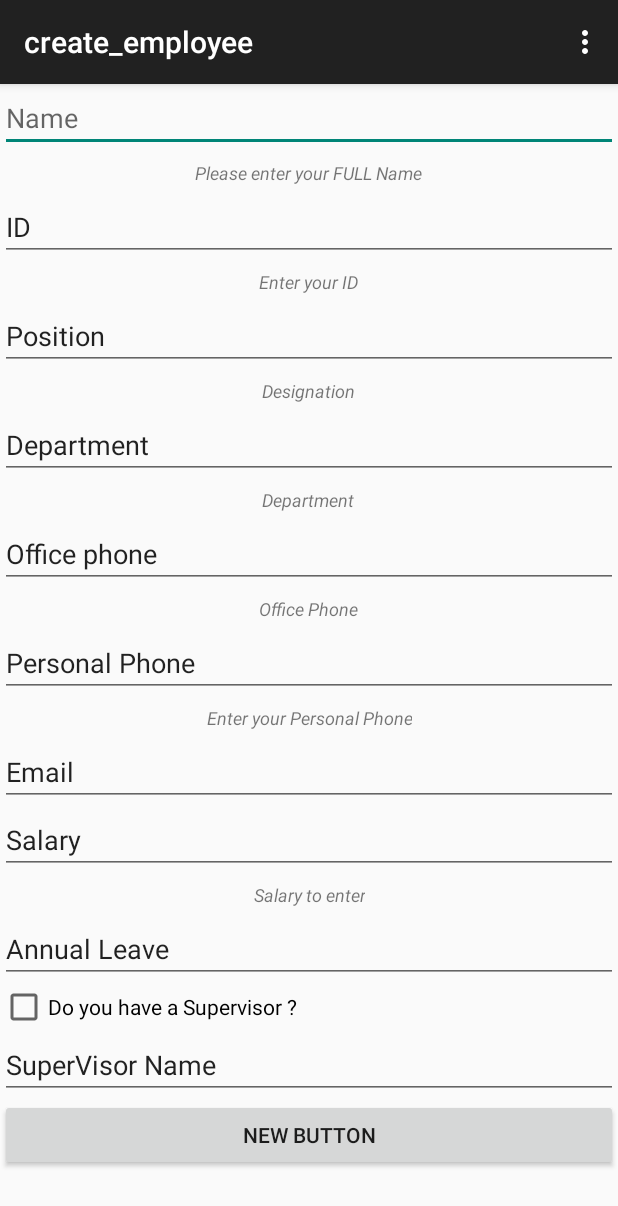
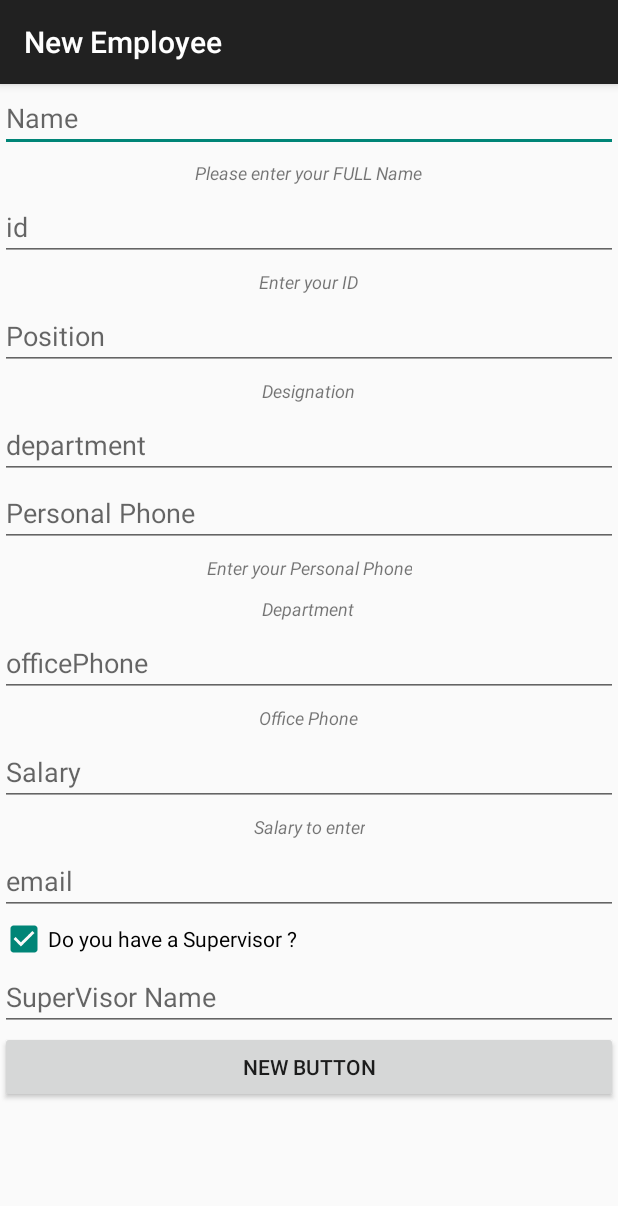
Before and after one commit to purnima23/thepurryness, an Android app: the CreateEmployeeActivity screen opened directly, with no data from a screen before it, on a phone screen of 412 x 824 dp. Shown: the top 1206 px of the screen. Run offline under Robolectric (Android 15) with nearby library versions, the phone set to English and light mode, and no system bars.

Commit message:
Add changes in supervisor box and link up between pages

```diff
--- a/app/build.gradle
+++ b/app/build.gradle
@@ -6,7 +6,7 @@ android {
 
     defaultConfig {
         applicationId "com.thepurryness.thepurryness"
-        minSdkVersion 15
+        minSdkVersion 14
         targetSdkVersion 22
         versionCode 1
         versionName "1.0"
--- a/app/src/main/AndroidManifest.xml
+++ b/app/src/main/AndroidManifest.xml
@@ -24,7 +24,7 @@
         </activity>
         <activity
             android:name=".CreateEmployeeActivity"
-            android:label="@string/title_activity_create_employee" >
+            android:label="New Employee" >
         </activity>
     </application>
 
--- a/app/src/main/java/com/thepurryness/thepurryness/CreateEmployeeActivity.java
+++ b/app/src/main/java/com/thepurryness/thepurryness/CreateEmployeeActivity.java
@@ -1,37 +1,74 @@
 package com.thepurryness.thepurryness;
 
+import android.content.Intent;
 import android.support.v7.app.AppCompatActivity;
 import android.os.Bundle;
+import android.util.Log;
 import android.view.Menu;
 import android.view.MenuItem;
+import android.view.MotionEvent;
+import android.view.View;
+import android.widget.CheckBox;
+import android.widget.EditText;
+import android.widget.TextView;
 
-public class CreateEmployeeActivity extends AppCompatActivity {
+import java.util.zip.CheckedInputStream;
+
+public class CreateEmployeeActivity extends AppCompatActivity implements View.OnTouchListener {
+    static final String TAG = "CreateEmployeeDetailsActivity";
+
+    boolean hasSupervisor = true;
+
+    EmployeeDatabase.Employee supervisor = null;
 
     @Override
     protected void onCreate(Bundle savedInstanceState) {
         super.onCreate(savedInstanceState);
         setContentView(R.layout.activity_create_employee);
+
+        findViewById(R.id.ec_supervisorName).setOnTouchListener(this);  //implement
+
+
+    }
+
+    public void onToggleSupervisor(View view) {
+        Log.d(TAG, "Supervisor checkbox toggled");
+
+        CheckBox checkBox = (CheckBox) view; //view = checkBox;
+        checkBox.isChecked();
+        hasSupervisor = checkBox.isChecked();
+
+        if(hasSupervisor) {
+
+            findViewById(R.id.ec_supervisorLayout).setVisibility(View.VISIBLE);
+        }
+        else {
+            findViewById(R.id.ec_supervisorLayout).setVisibility(View.GONE);
+        }
+
     }
 
     @Override
-    public boolean onCreateOptionsMenu(Menu menu) {
-        // Inflate the menu; this adds items to the action bar if it is present.
-        getMenuInflater().inflate(R.menu.menu_create_employee, menu);
-        return true;
+    public boolean onTouch(View view, MotionEvent motionEvent) {
+        if(motionEvent.getAction() != MotionEvent.ACTION_UP)
+            return false;
+
+        Intent intent = new Intent(this, MainActivity.class);
+        intent.putExtra("isSelectMode", true);
+
+        startActivityForResult(intent, 1001, null);
+        return false; //if return true keyboard will pop up
     }
 
     @Override
-    public boolean onOptionsItemSelected(MenuItem item) {
-        // Handle action bar item clicks here. The action bar will
-        // automatically handle clicks on the Home/Up button, so long
-        // as you specify a parent activity in AndroidManifest.xml.
-        int id = item.getItemId();
+    protected void onActivityResult(int requestCode, int resultCode, Intent data) {
+        if(requestCode == 1001 && resultCode == RESULT_OK){
+            //Have successfully selected supervisor
+            supervisor = MainActivity.selectedEmployee;
+            ((TextView)findViewById(R.id.ec_supervisorName)).setText(supervisor.name);
 
-        //noinspection SimplifiableIfStatement
-        if (id == R.id.action_settings) {
-            return true;
         }
 
-        return super.onOptionsItemSelected(item);
+        super.onActivityResult(requestCode, resultCode, data);
     }
 }
--- a/app/src/main/res/layout/activity_create_employee.xml
+++ b/app/src/main/res/layout/activity_create_employee.xml
@@ -44,8 +44,7 @@
             android:layout_width="match_parent"
             android:layout_height="wrap_content"
             android:id="@+id/editText9"
-            android:hint="Name"
-            android:text="ID" />
+            android:hint="id" />
 
         <TextView
             android:layout_width="wrap_content"
@@ -70,8 +69,7 @@
             android:layout_width="match_parent"
             android:layout_height="wrap_content"
             android:id="@+id/editText8"
-            android:hint="Name"
-            android:text="Position" />
+            android:hint="Position" />
 
         <TextView
             android:layout_width="wrap_content"
@@ -96,8 +94,31 @@
             android:layout_width="match_parent"
             android:layout_height="wrap_content"
             android:id="@+id/editText7"
-            android:hint="Name"
-            android:text="Department" />
+            android:hint="department" />
+
+        <LinearLayout
+            android:layout_width="match_parent"
+            android:layout_height="wrap_content"
+            android:layout_weight="0.03"
+            android:orientation="vertical" >
+
+            <EditText
+                android:layout_width="match_parent"
+                android:layout_height="wrap_content"
+                android:id="@+id/editText5"
+                android:hint="Personal Phone" />
+
+            <TextView
+                android:layout_width="wrap_content"
+                android:layout_height="wrap_content"
+                android:text="Enter your Personal Phone"
+                android:id="@+id/textView5"
+                android:gravity="center_horizontal"
+                android:layout_gravity="center_horizontal"
+                android:padding="5dp"
+                android:textStyle="italic"
+                android:textSize="12sp" />
+        </LinearLayout>
 
         <TextView
             android:layout_width="wrap_content"
@@ -122,8 +143,7 @@
             android:layout_width="match_parent"
             android:layout_height="wrap_content"
             android:id="@+id/editText6"
-            android:hint="Name"
-            android:text="Office phone" />
+            android:hint="officePhone" />
 
         <TextView
             android:layout_width="wrap_content"
@@ -137,45 +157,12 @@
             android:textSize="12sp" />
     </LinearLayout>
 
-    <LinearLayout
+        <LinearLayout
         android:layout_width="match_parent"
         android:layout_height="wrap_content"
         android:layout_gravity="center_horizontal"
         android:layout_weight="0.03"
         android:orientation="vertical" >
-
-        <EditText
-            android:layout_width="match_parent"
-            android:layout_height="wrap_content"
-            android:id="@+id/editText5"
-            android:hint="Name"
-            android:text="Personal Phone" />
-
-        <TextView
-            android:layout_width="wrap_content"
-            android:layout_height="wrap_content"
-            android:text="Enter your Personal Phone"
-            android:id="@+id/textView5"
-            android:gravity="center_horizontal"
-            android:layout_gravity="center_horizontal"
-            android:padding="5dp"
-            android:textStyle="italic"
-            android:textSize="12sp" />
-    </LinearLayout>
-
-    <LinearLayout
-        android:layout_width="match_parent"
-        android:layout_height="wrap_content"
-        android:layout_gravity="center_horizontal"
-        android:layout_weight="0.03"
-        android:orientation="vertical" >
-
-        <EditText
-            android:layout_width="match_parent"
-            android:layout_height="wrap_content"
-            android:id="@+id/editText4"
-            android:hint="Name"
-            android:text="Email" />
 
     </LinearLayout>
 
@@ -190,8 +177,7 @@
             android:layout_width="match_parent"
             android:layout_height="wrap_content"
             android:id="@+id/editText3"
-            android:hint="Name"
-            android:text="Salary" />
+            android:hint="Salary" />
 
         <TextView
             android:layout_width="wrap_content"
@@ -216,8 +202,15 @@
             android:layout_width="match_parent"
             android:layout_height="wrap_content"
             android:id="@+id/editText"
-            android:hint="Name"
-            android:text="Annual Leave" />
+            android:hint="email" />
+
+        <CheckBox
+            android:layout_width="wrap_content"
+            android:layout_height="wrap_content"
+            android:text="Do you have a Supervisor ?"
+            android:id="@+id/checkBox"
+            android:checked="true"
+            android:onClick="onToggleSupervisor" />
 
     </LinearLayout>
 
@@ -226,21 +219,14 @@
         android:layout_height="wrap_content"
         android:layout_gravity="center_horizontal"
         android:layout_weight="0.03"
-        android:orientation="vertical" >
-
-        <CheckBox
-            android:layout_width="wrap_content"
-            android:layout_height="wrap_content"
-            android:text="Do you have a Supervisor ?"
-            android:id="@+id/checkBox"
-            android:checked="false" />
+        android:orientation="vertical"
+        android:id="@+id/ec_supervisorLayout">
 
         <EditText
             android:layout_width="match_parent"
             android:layout_height="wrap_content"
-            android:id="@+id/editText2"
-            android:hint="Name"
-            android:text="SuperVisor Name" />
+            android:id="@+id/ec_supervisorName"
+            android:hint="SuperVisor Name" />
 
     </LinearLayout>
 
```
Also changed, not shown: app/src/main/java/com/thepurryness/thepurryness/MainActivity.java (+29 -0 lines), app/src/main/res/layout/employee_list.xml (+6 -4 lines).
